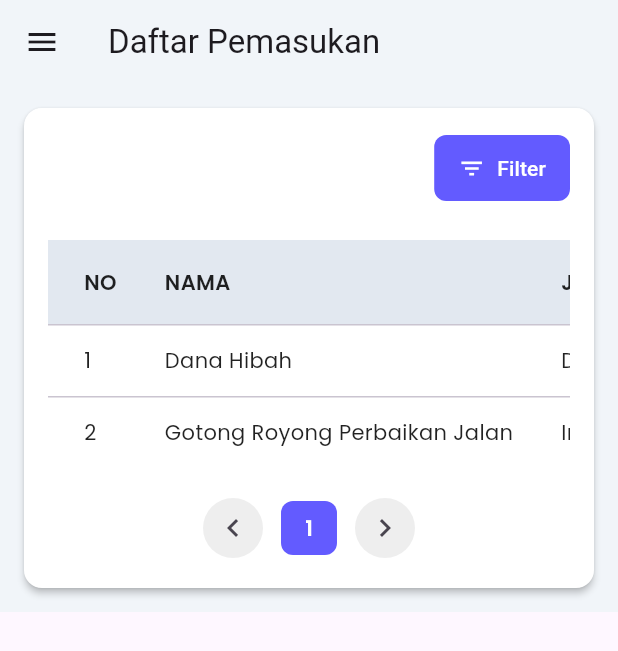
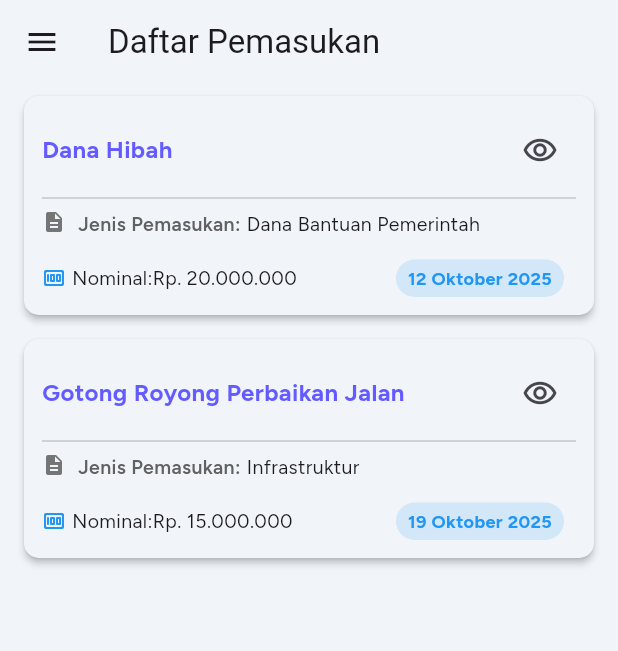
Before and after one commit to syaifulmain/jawara_mobile, a Flutter app: the DaftarPemasukanScreen screen opened by its route, on a phone screen of 412 x 824 dp. Shown: the top 651 px of the screen. Run offline on Flutter 3.47's test engine with Material 3 defaults, Android fonts, the phone set to English and light mode, and no system bars; our stand-ins replace fl_chart, go_router, google_fonts.

Commit message:
refactor:  standardization ui for pemasukan feature

```diff
--- /dev/null
+++ b/lib/data/pemasukan_data.dart
@@ -0,0 +1,16 @@
+import '../models/data_pemasukan_model.dart';
+
+final List<DataPemasukanModel> DummyDataPemasukan = [
+  DataPemasukanModel(
+    nama: 'Dana Hibah',
+    jenisPemasukan: 'Dana Bantuan Pemerintah',
+    tanggal: '12 Oktober 2025',
+    nominal: 'Rp. 20.000.000',
+  ),
+  DataPemasukanModel(
+    nama: 'Gotong Royong Perbaikan Jalan',
+    jenisPemasukan: 'Infrastruktur',
+    tanggal: '19 Oktober 2025',
+    nominal: 'Rp. 15.000.000',
+  ),
+];
--- /dev/null
+++ b/lib/models/data_pemasukan_model.dart
@@ -0,0 +1,13 @@
+class DataPemasukanModel {
+  final String nama;
+  final String jenisPemasukan;
+  final String tanggal;
+  final String nominal;
+
+  DataPemasukanModel({
+    required this.nama,
+    required this.jenisPemasukan,
+    required this.tanggal,
+    required this.nominal,
+  });
+}
--- a/lib/screens/admin/pemasukan/daftar.dart
+++ b/lib/screens/admin/pemasukan/daftar.dart
@@ -1,216 +1,202 @@
 import 'package:flutter/material.dart';
+import 'package:go_router/go_router.dart';
 import 'package:google_fonts/google_fonts.dart';
-import 'package:jawara_mobile/constants/colors.dart';
 import 'package:jawara_mobile/constants/rem.dart';
+
+import '../../../constants/colors.dart';
+import '../../../data/pemasukan_data.dart';
+import '../../../models/data_pemasukan_model.dart';
 
 class DaftarPemasukanScreen extends StatelessWidget {
   const DaftarPemasukanScreen({super.key});
 
-  final List<Map<String, dynamic>> _pemasukanData = const [
-    {
-      'no': 1,
-      'nama': 'Dana Hibah',
-      'jenis_pemasukan': 'Dana Bantuan Pemerintah',
-      'tanggal': '12 Oktober 2025',
-      'nominal': 'Rp. 20.000.000',
+  @override
+  Widget build(BuildContext context) {
+    return Scaffold(
+      backgroundColor: AppColors.backgroundColor,
+      body: ListView.builder(
+        padding: const EdgeInsets.symmetric(horizontal: Rem.rem1),
+        itemCount: DummyDataPemasukan.length,
+        itemBuilder: (context, index) {
+          final data = DummyDataPemasukan[index];
+          return DataCard(data: data);
         },
-    {
-      'no': 2,
-      'nama': 'Gotong Royong Perbaikan Jalan',
-      'jenis_pemasukan': 'Infrastruktur',
-      'tanggal': '19 Oktober 2025',
-      'nominal': 'Rp. 15.000.000',
+      ),
+    );
+  }
+}
+
+class DataCard extends StatelessWidget {
+  final DataPemasukanModel data;
+  const DataCard({super.key, required this.data});
+
+  Widget _buildStatusBadge(String text, Color color) {
+    return Container(
+      padding: const EdgeInsets.symmetric(horizontal: 8, vertical: 4),
+      decoration: BoxDecoration(
+        color: color.withValues(alpha: 0.15),
+        borderRadius: BorderRadius.circular(20),
+      ),
+      child: Text(
+        text,
+        style: GoogleFonts.figtree(
+          color: color,
+          fontWeight: FontWeight.bold,
+          fontSize: Rem.rem0_75,
+        ),
+      ),
+    );
+  }
+
+  void _showActionMenu(BuildContext context, DataPemasukanModel data) {
+    final RenderBox button = context.findRenderObject() as RenderBox;
+    final RelativeRect position = RelativeRect.fromRect(
+      Rect.fromPoints(
+        button.localToGlobal(Offset.zero, ancestor: null),
+        button.localToGlobal(
+          button.size.bottomRight(Offset.zero),
+          ancestor: null,
+        ),
+      ),
+      Offset.zero & MediaQuery.of(context).size,
+    );
+
+    showMenu<String>(
+      context: context,
+      position: position,
+      items: <PopupMenuEntry<String>>[
+        PopupMenuItem<String>(
+          value: 'detail',
+          child: const Text('Detail'),
+          onTap: () {
+            context.pushNamed('pemasukan-detail', extra: data);
           },
-  ];
+        ),
+        const PopupMenuItem<String>(value: 'edit', child: Text('Edit')),
+        const PopupMenuItem<String>(value: 'hapus', child: Text('Hapus')),
+      ],
+      elevation: 8.0,
+    ).then((value) {
+      if (value != null) {
+        ScaffoldMessenger.of(context).showSnackBar(
+          SnackBar(
+            content: Text(
+              'Aksi ${value.toUpperCase()} dipilih untuk ${data.nama}',
+            ),
+          ),
+        );
+      }
+    });
+  }
 
   @override
   Widget build(BuildContext context) {
-    return SingleChildScrollView(
-      child: Container(
+    return Card(
       color: AppColors.backgroundColor,
-        child: Card(
-          elevation: 2,
-          margin: const EdgeInsets.all(Rem.rem1),
-          shape: RoundedRectangleBorder(
-            borderRadius: BorderRadius.circular(Rem.rem0_75),
-          ),
-          color: Colors.white,
+      margin: const EdgeInsets.symmetric(vertical: 8.0),
+      elevation: 2.0,
+      shape: RoundedRectangleBorder(borderRadius: BorderRadius.circular(10.0)),
       child: Padding(
-            padding: const EdgeInsets.all(Rem.rem1),
+        padding: const EdgeInsets.all(12.0),
+        child: Column(
+          crossAxisAlignment: CrossAxisAlignment.start,
+          children: <Widget>[
+            Row(
+              mainAxisAlignment: MainAxisAlignment.spaceBetween,
+              children: <Widget>[
+                Expanded(
                   child: Column(
                     crossAxisAlignment: CrossAxisAlignment.start,
                     children: [
-                // Header with filter button
-                Row(
-                  mainAxisAlignment: MainAxisAlignment.spaceBetween,
-                  children: [
                       Text(
-                      ' ',
-                      style: GoogleFonts.poppins(
-                        fontSize: Rem.rem1_25,
-                        fontWeight: FontWeight.w600,
+                        data.nama,
+                        style: GoogleFonts.figtree(
+                          fontSize: Rem.rem1,
+                          fontWeight: FontWeight.bold,
+                          color: AppColors.primaryColor,
                         ),
-                    ),
-                    ElevatedButton.icon(
-                      onPressed: () {
-                        // TODO: Implement filter
-                      },
-                      icon: const Icon(Icons.filter_list, size: 18),
-                      label: const Text('Filter'),
-                      style: ElevatedButton.styleFrom(
-                        backgroundColor: AppColors.primaryColor,
-                        foregroundColor: Colors.white,
-                        elevation: 0,
-                        padding: const EdgeInsets.symmetric(
-                          horizontal: Rem.rem1,
-                          vertical: Rem.rem0_75,
-                        ),
-                        shape: RoundedRectangleBorder(
-                          borderRadius: BorderRadius.circular(Rem.rem0_5),
-                        ),
-                      ),
-                    ),
-                  ],
-                ),
-                const SizedBox(height: Rem.rem1_5),
-
-                SingleChildScrollView(
-                  scrollDirection: Axis.horizontal,
-                  child: DataTable(
-                    headingRowColor: WidgetStateProperty.all(
-                      const Color(0xFFE2E8F0),
-                    ),
-                    headingTextStyle: GoogleFonts.poppins(
-                      fontWeight: FontWeight.w600,
-                      color: Colors.black87,
-                      fontSize: Rem.rem0_875,
-                    ),
-                    dataTextStyle: GoogleFonts.poppins(
-                      fontSize: Rem.rem0_875,
-                      color: Colors.black87,
-                    ),
-                    columnSpacing: Rem.rem2,
-                    columns: const [
-                      DataColumn(label: Text('NO')),
-                      DataColumn(label: Text('NAMA')),
-                      DataColumn(label: Text('JENIS PEMASUKAN')),
-                      DataColumn(label: Text('TANGGAL')),
-                      DataColumn(label: Text('NOMINAL')),
-                      DataColumn(label: Text('AKSI')),
-                    ],
-                    rows: _pemasukanData.map((data) {
-                      return DataRow(
-                        cells: [
-                          DataCell(Text('${data['no']}')),
-                          DataCell(Text(data['nama'])),
-                          DataCell(Text(data['jenis_pemasukan'])),
-                          DataCell(Text(data['tanggal'])),
-                          DataCell(Text(data['nominal'])),
-                          DataCell(
-                            PopupMenuButton<String>(
-                              icon: const Icon(Icons.more_vert, size: 20),
-                              shape: RoundedRectangleBorder(
-                                borderRadius: BorderRadius.circular(Rem.rem0_5),
-                              ),
-                              onSelected: (value) {
-                                // TODO: Implement actions
-                                if (value == 'edit') {
-                                  // Navigate to edit page
-                                } else if (value == 'delete') {
-                                  // Show delete confirmation
-                                }
-                              },
-                              itemBuilder: (context) => [
-                                PopupMenuItem(
-                                  value: 'edit',
-                                  child: Row(
-                                    children: [
-                                      const Icon(
-                                        Icons.edit,
-                                        size: 18,
-                                        color: Colors.black87,
-                                      ),
-                                      const SizedBox(width: Rem.rem0_5),
-                                      Text('Edit', style: GoogleFonts.poppins()),
-                                    ],
-                                  ),
-                                ),
-                                PopupMenuItem(
-                                  value: 'delete',
-                                  child: Row(
-                                    children: [
-                                      const Icon(
-                                        Icons.delete,
-                                        size: 18,
-                                        color: Colors.red,
-                                      ),
-                                      const SizedBox(width: Rem.rem0_5),
-                                      Text(
-                                        'Hapus',
-                                        style: GoogleFonts.poppins(
-                                          color: Colors.red,
-                                        ),
+                        maxLines: 1,
+                        overflow: TextOverflow.ellipsis,
                       ),
                     ],
                   ),
                 ),
+                Builder(
+                  builder: (context) {
+                    return IconButton(
+                      icon: const Icon(Icons.remove_red_eye_outlined),
+                      onPressed: () =>
+                          context.pushNamed('pemasukan-detail', extra: data),
+                    );
+                  },
+                ),
               ],
             ),
+            const Divider(height: 16),
+
+
+            _buildDataRow(Icons.description, 'Jenis Pemasukan', data.jenisPemasukan),
+
+            const SizedBox(height: 10),
+
+            //Jenis Kelamin, Status Domisili, Status Hidup ---
+            Row(
+              children: <Widget>[
+                Icon(
+                  Icons.money_rounded,
+                  size: 16,
+                  color: Colors.blue,
                 ),
-                        ],
-                      );
-                    }).toList(),
+                const SizedBox(width: 4),
+                Text(
+                  'Nominal:',
+                  style: GoogleFonts.figtree(fontSize: 13),
                 ),
+                Text(
+                  data.nominal,
+                  style: GoogleFonts.figtree(fontSize: 13),
                 ),
-
-                // Pagination
-                const SizedBox(height: Rem.rem1),
-                Row(
-                  mainAxisAlignment: MainAxisAlignment.center,
-                  children: [
-                    IconButton(
-                      onPressed: () {
-                        // TODO: Previous page
-                      },
-                      icon: const Icon(Icons.chevron_left),
-                      style: IconButton.styleFrom(
-                        backgroundColor: Colors.grey[200],
+                const Spacer(),
+                // Tanggal Pemasukan
+                _buildStatusBadge(
+                  data.tanggal,
+                  Colors.blue,
                 ),
-                    ),
-                    const SizedBox(width: Rem.rem0_5),
-                    Container(
-                      padding: const EdgeInsets.symmetric(
-                        horizontal: Rem.rem1,
-                        vertical: Rem.rem0_5,
-                      ),
-                      decoration: BoxDecoration(
-                        color: AppColors.primaryColor,
-                        borderRadius: BorderRadius.circular(Rem.rem0_5),
-                      ),
-                      child: Text(
-                        '1',
-                        style: GoogleFonts.poppins(
-                          color: Colors.white,
-                          fontWeight: FontWeight.w600,
-                        ),
-                      ),
-                    ),
-                    const SizedBox(width: Rem.rem0_5),
-                    IconButton(
-                      onPressed: () {
-                        // TODO: Next page
-                      },
-                      icon: const Icon(Icons.chevron_right),
-                      style: IconButton.styleFrom(
-                        backgroundColor: Colors.grey[200],
-                      ),
-                    ),
+                const SizedBox(width: 8),
               ],
             ),
           ],
         ),
       ),
+    );
+  }
+
+  Widget _buildDataRow(IconData icon, String label, String value) {
+    return Padding(
+      padding: const EdgeInsets.only(bottom: 4.0),
+      child: Row(
+        crossAxisAlignment: CrossAxisAlignment.start,
+        children: <Widget>[
+          Icon(icon, size: 16, color: Colors.grey[600]),
+          const SizedBox(width: 8),
+          Text(
+            '$label:',
+            style: GoogleFonts.figtree(
+              fontWeight: FontWeight.w600,
+              fontSize: 13,
+              color: Colors.grey[700],
             ),
+          ),
+          const SizedBox(width: 4),
+          Expanded(
+            child: Text(
+              value,
+              style: GoogleFonts.figtree(fontSize: 13),
+              maxLines: 1,
+              overflow: TextOverflow.ellipsis,
+            ),
+          ),
+        ],
       ),
     );
   }
```
Also changed, not shown: lib/screens/admin/pemasukan/detail.dart (added). Lines whose indentation alone changed are shown as unchanged.
